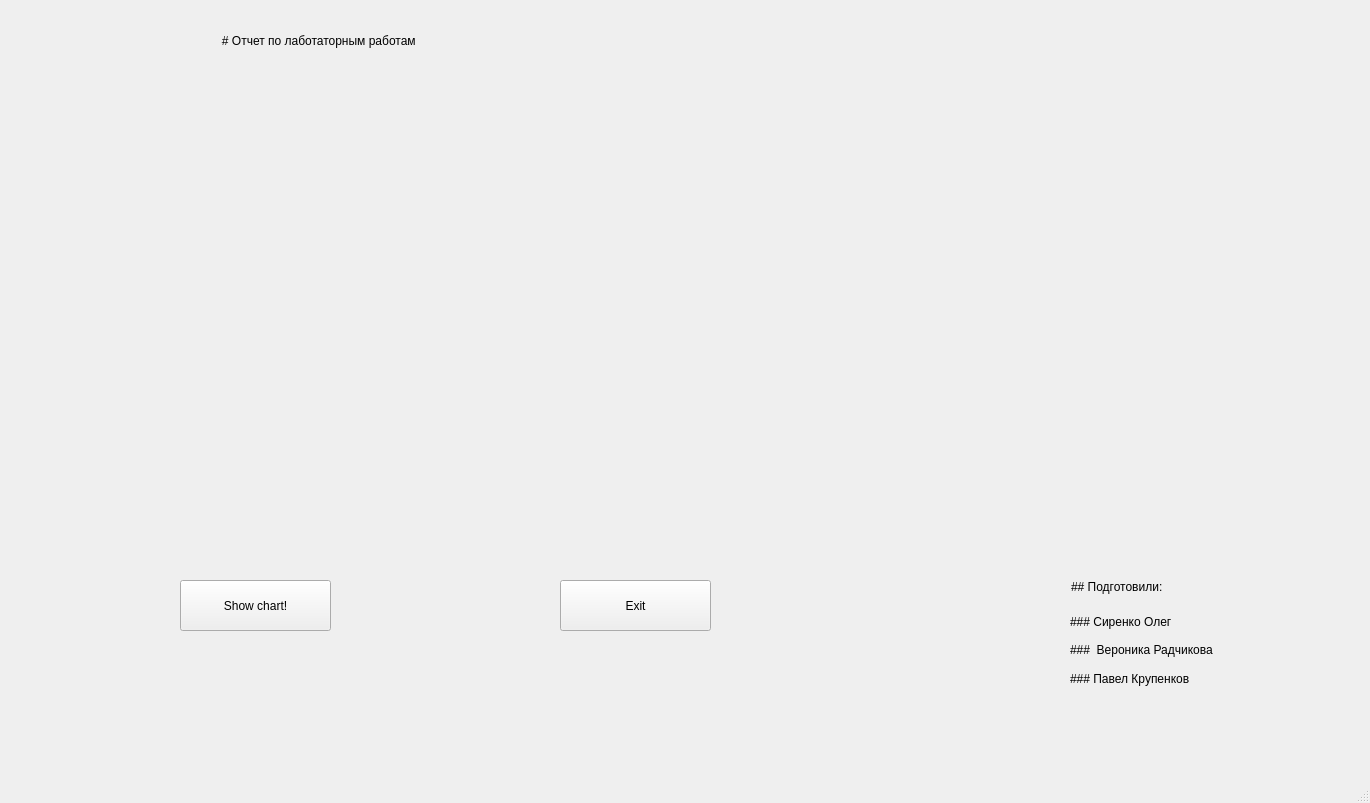
Old version of the form mainwindow.ui in the repository OlegSirenko/Physics-of-semiconductors-and-semiconductor-devices.
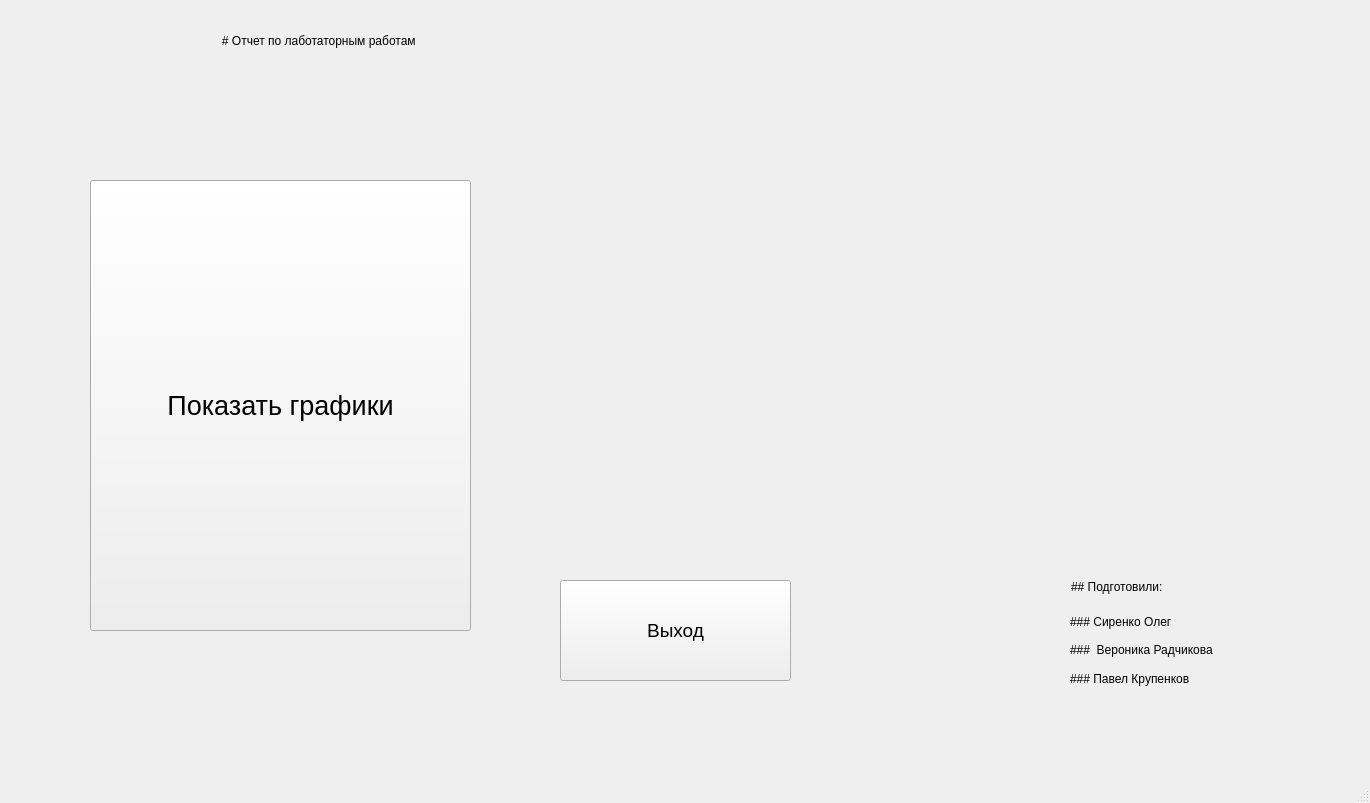
New version of the form.

Diff of the .ui file:
```diff
--- a/mainwindow.ui
+++ b/mainwindow.ui
@@ -10,21 +10,44 @@
     <height>803</height>
    </rect>
   </property>
+  <property name="sizePolicy">
+   <sizepolicy hsizetype="Fixed" vsizetype="Fixed">
+    <horstretch>0</horstretch>
+    <verstretch>0</verstretch>
+   </sizepolicy>
+  </property>
+  <property name="maximumSize">
+   <size>
+    <width>1370</width>
+    <height>803</height>
+   </size>
+  </property>
   <property name="windowTitle">
    <string>MainWindow</string>
   </property>
   <widget class="QWidget" name="centralwidget">
+   <property name="sizePolicy">
+    <sizepolicy hsizetype="Fixed" vsizetype="Fixed">
+     <horstretch>0</horstretch>
+     <verstretch>0</verstretch>
+    </sizepolicy>
+   </property>
    <widget class="QPushButton" name="pushButton">
     <property name="geometry">
      <rect>
-      <x>180</x>
-      <y>580</y>
-      <width>151</width>
-      <height>51</height>
+      <x>90</x>
+      <y>180</y>
+      <width>381</width>
+      <height>451</height>
      </rect>
     </property>
+    <property name="font">
+     <font>
+      <pointsize>20</pointsize>
+     </font>
+    </property>
     <property name="text">
-     <string>Show chart!</string>
+     <string>Показать графики</string>
     </property>
    </widget>
    <widget class="QLabel" name="label">
@@ -125,12 +148,17 @@
      <rect>
       <x>560</x>
       <y>580</y>
-      <width>151</width>
-      <height>51</height>
+      <width>231</width>
+      <height>101</height>
      </rect>
     </property>
+    <property name="font">
+     <font>
+      <pointsize>14</pointsize>
+     </font>
+    </property>
     <property name="text">
-     <string>Exit</string>
+     <string>Выход</string>
     </property>
    </widget>
   </widget>
```
